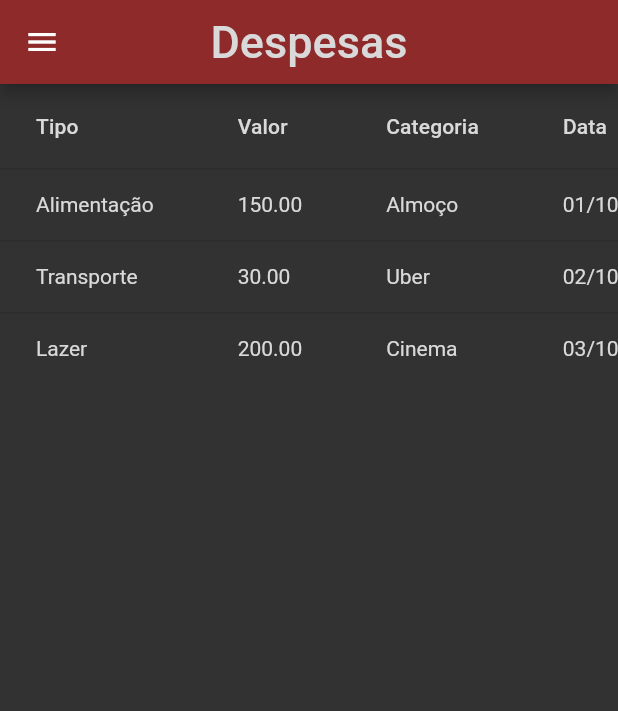
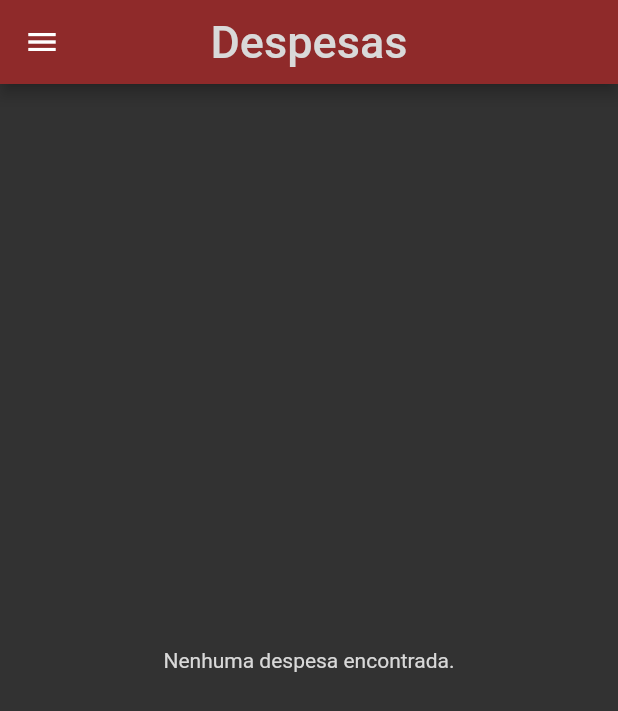
Before and after one commit to yurigrams/finace_maneger, a Flutter app: the screen it shows after launch, in the side drawer, after a tap on "Exibir Despesas", on a phone screen of 412 x 824 dp. Shown: the top 711 px of the screen. Run offline on Flutter 3.47's test engine with Material 3 defaults, Android fonts, the phone set to English and light mode, and no system bars; our stand-ins replace cloud_firestore, firebase_auth, firebase_core, fl_chart, google_fonts; accounts and stored records are empty.

Commit message:
pegando os dados do banco de dados para a tabela

```diff
--- a/lib/pages/expense_page.dart
+++ b/lib/pages/expense_page.dart
@@ -1,38 +1,64 @@
 import 'package:flutter/material.dart';
-
+import 'package:cloud_firestore/cloud_firestore.dart';
+import 'package:intl/intl.dart';
 import '../components/base_page.dart';
+import '../service/firestore_service.dart';
 
 class Expense {
-  final String type;
-  final double value;
-  final String category;
-  final String date;
-  final String notes;
+  final String tipo;
+  final double valor;
+  final String categoria;
+  final Timestamp data;
+  final String notas;
 
   Expense({
-    required this.type,
-    required this.value,
-    required this.category,
-    required this.date,
-    required this.notes,
+    required this.tipo,
+    required this.valor,
+    required this.categoria,
+    required this.data,
+    required this.notas,
   });
+
+  factory Expense.fromFirestore(Map<String, dynamic> json) {
+    return Expense(
+      tipo: json['tipo'] ?? '',
+      valor: (json['valor'] ?? 0).toDouble(),
+      categoria: json['categoria'] ?? '',
+      data: json['data'] as Timestamp? ?? Timestamp.now(),
+      notas: json['notas'] ?? '',
+    );
+  }
+
+  String getFormattedDate() {
+    return DateFormat('dd/MM/yyyy').format(data.toDate());
+  }
 }
 
 class ExpensePage extends StatelessWidget {
-
-  final List<Expense> expenses = [
-    Expense(type: "Alimentação", value: 150.0, category: "Almoço", date: "01/10/2024", notes: "Almoço no restaurante"),
-    Expense(type: "Transporte", value: 30.0, category: "Uber", date: "02/10/2024", notes: "Corrida para o trabalho"),
-    Expense(type: "Lazer", value: 200.0, category: "Cinema", date: "03/10/2024", notes: "Filme com amigos"),
-  ];
+  final FirestoreService firestoreService = FirestoreService();
 
   @override
   Widget build(BuildContext context) {
-    return BasePage(titles: "Despesas",
-      body:
-      Container(
-        width: double.infinity,
+    return BasePage(
+      titles: "Despesas",
+      body: FutureBuilder<List<Expense>>(
+        future: _getExpenses(),
+        builder: (context, snapshot) {
+          if (snapshot.connectionState == ConnectionState.waiting) {
+            return Center(child: CircularProgressIndicator());
+          } else if (snapshot.hasError) {
+            print("Erro ao carregar despesas: ${snapshot.error}");
+            return Center(child: Text("Erro ao carregar despesas: ${snapshot.error}"));
+          } else if (!snapshot.hasData || snapshot.data!.isEmpty) {
+            return Center(child: Text("Nenhuma despesa encontrada."));
+          } else {
+            final expenses = snapshot.data!;
+            return SingleChildScrollView(
+              scrollDirection: Axis.vertical,
               child: SingleChildScrollView(
+                scrollDirection: Axis.horizontal,
+                child: Container(
+                  width: MediaQuery.of(context).size.width,
                   child: DataTable(
                     columns: [
                       DataColumn(label: Text("Tipo")),
@@ -43,11 +69,11 @@ class ExpensePage extends StatelessWidget {
                     ],
                     rows: expenses.map((expense) {
                       return DataRow(cells: [
-                DataCell(Text(expense.type)),
-                DataCell(Text(expense.value.toStringAsFixed(2))),
-                DataCell(Text(expense.category)),
-                DataCell(Text(expense.date)),
-                DataCell(Text(expense.notes)),
+                        DataCell(Text(expense.tipo)),
+                        DataCell(Text(expense.valor.toStringAsFixed(2))),
+                        DataCell(Text(expense.categoria)),
+                        DataCell(Text(expense.getFormattedDate())),
+                        DataCell(Text(expense.notas)),
                       ]);
                     }).toList(),
                   ),
@@ -55,4 +81,18 @@ class ExpensePage extends StatelessWidget {
               ),
             );
           }
+        },
+      ),
+    );
   }
+
+  Future<List<Expense>> _getExpenses() async {
+    try {
+      var docs = await firestoreService.getExpense();
+      return docs;
+    } catch (e) {
+      print("Erro ao obter despesas: $e");
+      throw Exception("Erro ao obter despesas: $e");
+    }
+  }
+}
--- a/lib/service/firestore_service.dart
+++ b/lib/service/firestore_service.dart
@@ -1,5 +1,7 @@
 import 'package:cloud_firestore/cloud_firestore.dart';
 import 'package:finace_maneger/service/auth_service.dart';
+
+import '../pages/expense_page.dart';
 
 class FirestoreService {
 
@@ -18,12 +20,14 @@ class FirestoreService {
 
   }
 
-  getExpense() async {
-    try{
+  Future<List<Expense>> getExpense() async {
+    try {
       var despesas = await db.collection('Despesas').orderBy('data', descending: true).get();
-      return despesas.docs;
-    }catch (e) {
-    throw e;
+      return despesas.docs.map((doc) {
+        return Expense.fromFirestore(doc.data() as Map<String, dynamic>);
+      }).toList();
+    } catch (e) {
+      throw Exception("Erro ao obter despesas: $e");
     }
   }
 }
```
Lines whose indentation alone changed are shown as unchanged.
